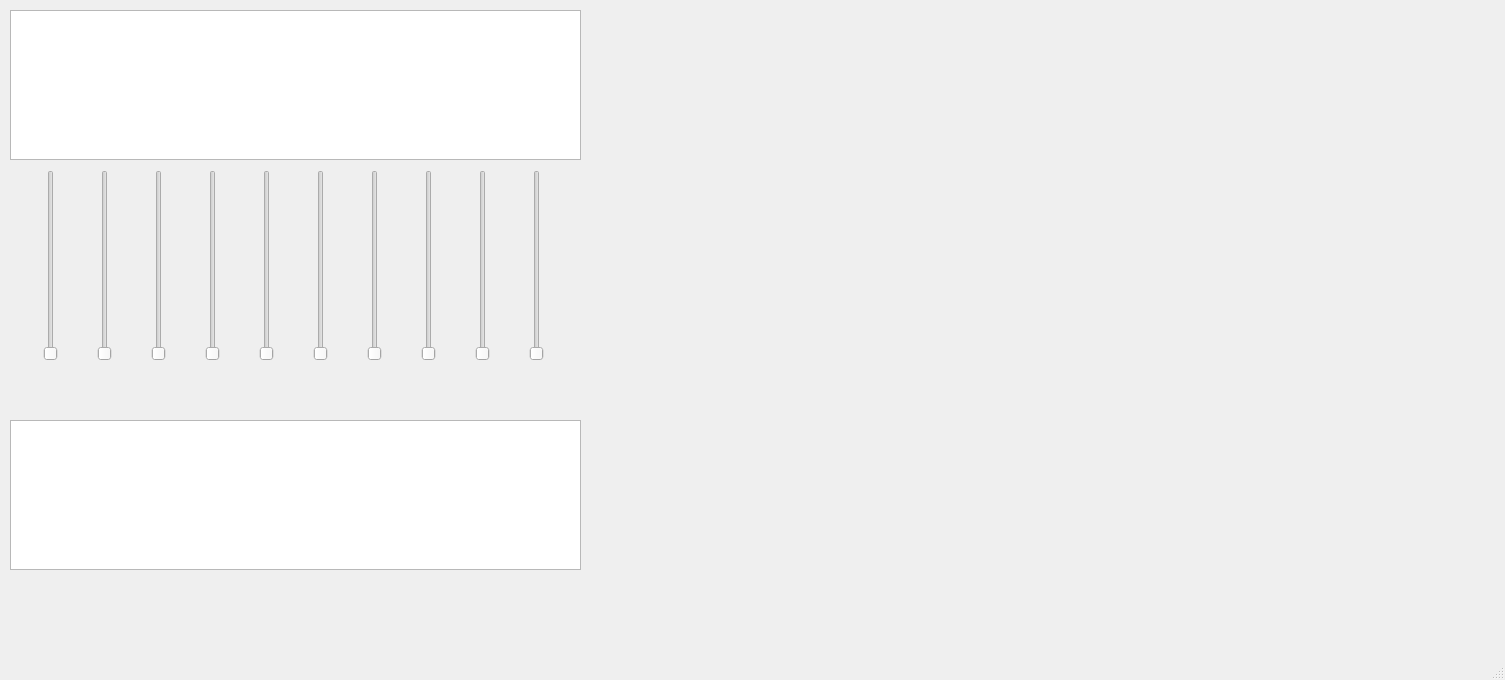
First picture: the form in main (1).ui, repository fatmaosama429/dsp_task2, before the edit.
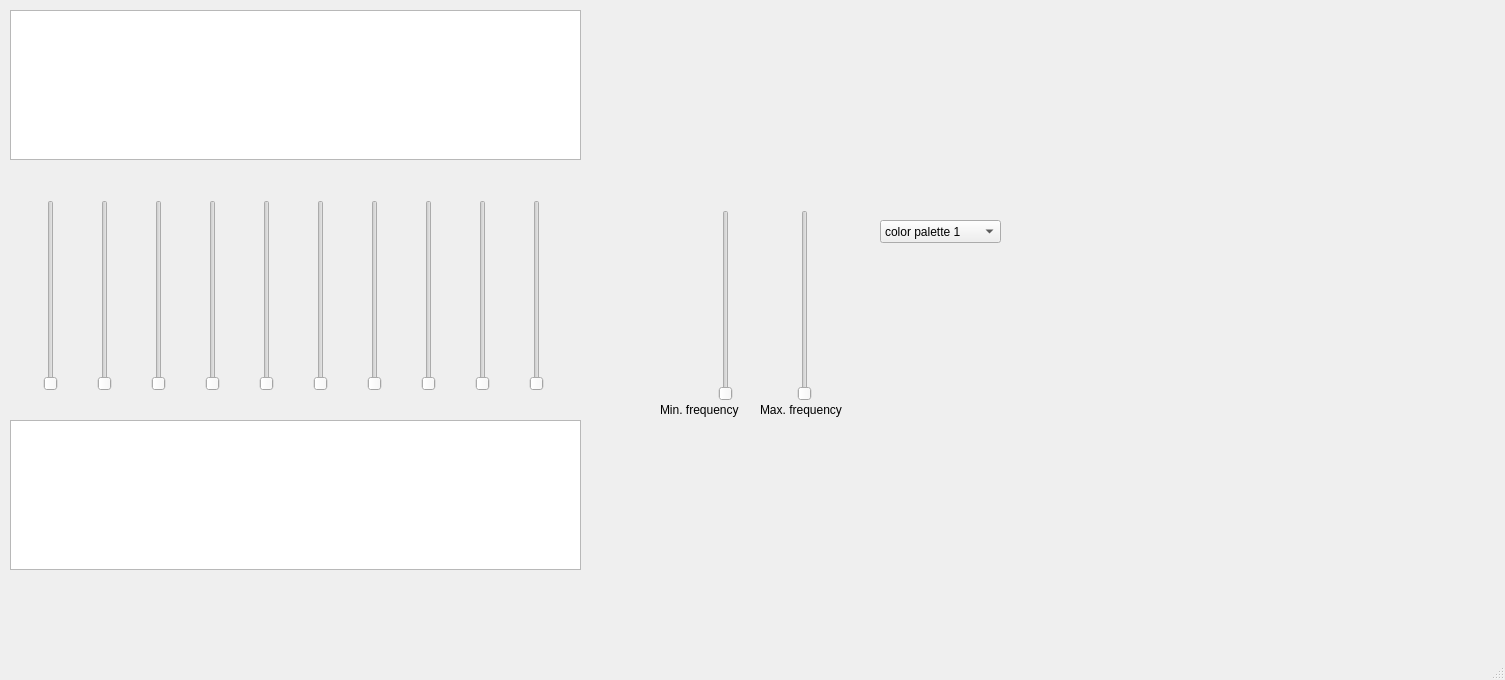
Second picture: the form after the edit.

```diff
--- a/main (1).ui
+++ b/main (1).ui
@@ -52,11 +52,11 @@
      </rect>
     </property>
    </widget>
-   <widget class="QWidget" name="">
+   <widget class="QWidget" name="layoutWidget">
     <property name="geometry">
      <rect>
       <x>10</x>
-      <y>170</y>
+      <y>200</y>
       <width>571</width>
       <height>191</height>
      </rect>
@@ -134,6 +134,93 @@
      </item>
     </layout>
    </widget>
+   <widget class="QComboBox" name="comboBox">
+    <property name="geometry">
+     <rect>
+      <x>880</x>
+      <y>220</y>
+      <width>121</width>
+      <height>23</height>
+     </rect>
+    </property>
+    <item>
+     <property name="text">
+      <string>color palette 1</string>
+     </property>
+    </item>
+    <item>
+     <property name="text">
+      <string>color palette 2</string>
+     </property>
+    </item>
+    <item>
+     <property name="text">
+      <string>color palette 3</string>
+     </property>
+    </item>
+    <item>
+     <property name="text">
+      <string>color palette 4 </string>
+     </property>
+    </item>
+    <item>
+     <property name="text">
+      <string>color palette 5</string>
+     </property>
+    </item>
+   </widget>
+   <widget class="QLabel" name="label">
+    <property name="geometry">
+     <rect>
+      <x>660</x>
+      <y>400</y>
+      <width>101</width>
+      <height>20</height>
+     </rect>
+    </property>
+    <property name="text">
+     <string>Min. frequency</string>
+    </property>
+   </widget>
+   <widget class="QLabel" name="label_2">
+    <property name="geometry">
+     <rect>
+      <x>760</x>
+      <y>400</y>
+      <width>101</width>
+      <height>20</height>
+     </rect>
+    </property>
+    <property name="text">
+     <string>Max. frequency</string>
+    </property>
+   </widget>
+   <widget class="QWidget" name="">
+    <property name="geometry">
+     <rect>
+      <x>660</x>
+      <y>210</y>
+      <width>211</width>
+      <height>191</height>
+     </rect>
+    </property>
+    <layout class="QHBoxLayout" name="horizontalLayout_2">
+     <item>
+      <widget class="QSlider" name="verticalSlider_11">
+       <property name="orientation">
+        <enum>Qt::Vertical</enum>
+       </property>
+      </widget>
+     </item>
+     <item>
+      <widget class="QSlider" name="verticalSlider_12">
+       <property name="orientation">
+        <enum>Qt::Vertical</enum>
+       </property>
+      </widget>
+     </item>
+    </layout>
+   </widget>
   </widget>
   <widget class="QMenuBar" name="menubar">
    <property name="geometry">
```
